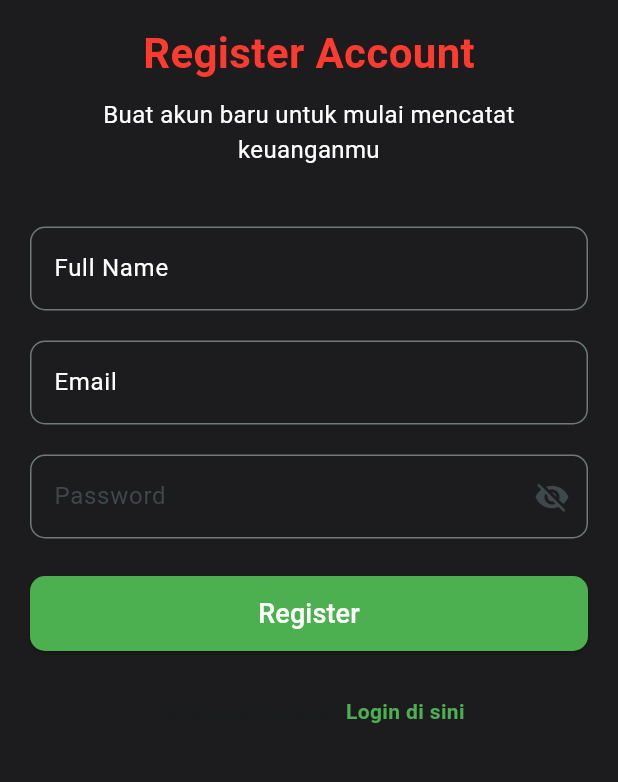
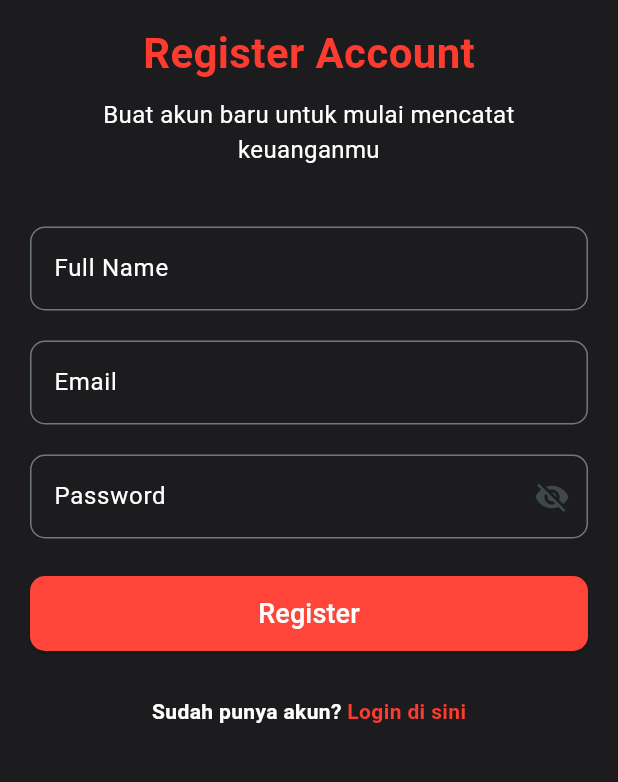
Before and after one commit to raulinsightslab/fintrack, a Flutter app: the screen it shows after launch, after a tap on an icon or button, on a phone screen of 412 x 824 dp, the part 405-1187 px from its top. Run offline on Flutter 3.47's test engine with Material 3 defaults, Android fonts, the phone set to English and light mode, and no system bars; our stand-ins replace fl_chart, lottie, shared_preferences, sqflite; accounts and stored records are empty.

Commit message:
selesai (warna perlu direvisi dikit)

```diff
--- a/lib/splash_screen/splash.dart
+++ b/lib/splash_screen/splash.dart
@@ -3,6 +3,7 @@ import 'package:fintrack/sharepreferenced/preferences.dart';
 import 'package:fintrack/views/dashboard.dart';
 import 'package:fintrack/views/login.dart';
 import 'package:flutter/material.dart';
+import 'package:lottie/lottie.dart';
 
 class Day16SplashScreen extends StatefulWidget {
   const Day16SplashScreen({super.key});
@@ -43,9 +44,10 @@ class _Day16SplashScreenState extends State<Day16SplashScreen> {
           child: Column(
             mainAxisAlignment: MainAxisAlignment.center,
             children: [
-              Image.asset("assets/image/logo_faztrack.png"),
+              // Image.asset("assets/image/logo_faztrack.png"),
+              Lottie.asset("assets/lottie/Piggy_Bank.json", height: 250),
               SizedBox(height: 20),
-              // Text("Welcome"),
+              Text("Fintrack"),
             ],
           ),
         ),
--- a/lib/views/login.dart
+++ b/lib/views/login.dart
@@ -1,8 +1,10 @@
 import 'package:fintrack/extension/navigation.dart';
 import 'package:fintrack/sqflite/db_helper.dart';
+import 'package:fintrack/utils/app_color.dart';
 import 'package:fintrack/views/register.dart';
 import 'package:fintrack/widget/botbar.dart';
 import 'package:flutter/material.dart';
+import 'package:lottie/lottie.dart';
 
 class LoginPage extends StatefulWidget {
   const LoginPage({super.key});
@@ -20,15 +22,16 @@ class _LoginPageState extends State<LoginPage> {
   @override
   Widget build(BuildContext context) {
     return Scaffold(
-      backgroundColor: Colors.white,
+      backgroundColor: AppColor.background,
       body: Center(
         child: SingleChildScrollView(
           padding: const EdgeInsets.all(20),
           child: Column(
             crossAxisAlignment: CrossAxisAlignment.center,
             children: [
-              // Logo
-              Image.asset("assets/image/logo_faztrack.png", height: 120),
+              // // Logo
+              // Image.asset("assets/image/logo_faztrack.png", height: 120),
+              Lottie.asset("assets/lottie/Piggy_Bank.json", height: 200),
               SizedBox(height: 20),
               // Title
               Text(
@@ -36,15 +39,15 @@ class _LoginPageState extends State<LoginPage> {
                 style: TextStyle(
                   fontSize: 32,
                   fontWeight: FontWeight.bold,
-                  color: Colors.green,
+                  color: AppColor.expense,
                 ),
               ),
               const SizedBox(height: 8),
               // Subtitle
               Text(
-                "Setiap Rupiah Tercatat,\nMasa Depan Terencana",
+                "Track Money,\nShape Your Future",
                 textAlign: TextAlign.center,
-                style: TextStyle(fontSize: 16, color: Colors.grey),
+                style: TextStyle(fontSize: 16, color: AppColor.textPrimary),
               ),
               const SizedBox(height: 40),
 
@@ -53,8 +56,10 @@ class _LoginPageState extends State<LoginPage> {
                 controller: _emailController,
                 decoration: InputDecoration(
                   labelText: "Email",
+                  labelStyle: TextStyle(color: AppColor.textPrimary),
                   hintText: "Enter Your Email",
                   border: OutlineInputBorder(
+                    borderSide: BorderSide(color: AppColor.textPrimary),
                     borderRadius: BorderRadius.circular(10),
                   ),
                 ),
@@ -67,6 +72,7 @@ class _LoginPageState extends State<LoginPage> {
                 obscureText: _obscurePassword,
                 decoration: InputDecoration(
                   labelText: "Password",
+                  labelStyle: TextStyle(color: AppColor.textPrimary),
                   hintText: "Enter Your Password",
                   border: OutlineInputBorder(
                     borderRadius: BorderRadius.circular(10),
@@ -93,7 +99,7 @@ class _LoginPageState extends State<LoginPage> {
                 height: 50,
                 child: ElevatedButton(
                   style: ElevatedButton.styleFrom(
-                    backgroundColor: Colors.green,
+                    backgroundColor: AppColor.button,
                     shape: RoundedRectangleBorder(
                       borderRadius: BorderRadius.circular(10),
                     ),
@@ -132,18 +138,18 @@ class _LoginPageState extends State<LoginPage> {
                   },
                   child: const Text(
                     "Login",
-                    style: TextStyle(fontSize: 18, color: Colors.white),
+                    style: TextStyle(fontSize: 18, color: AppColor.textPrimary),
                   ),
                 ),
               ),
-              const SizedBox(height: 30),
+              SizedBox(height: 30),
 
               // Or continue with
-              const Text(
+              Text(
                 "Or continue with",
-                style: TextStyle(color: Colors.grey),
+                style: TextStyle(color: AppColor.textPrimary),
               ),
-              const SizedBox(height: 15),
+              SizedBox(height: 15),
 
               // Social Buttons
               Row(
@@ -156,7 +162,7 @@ class _LoginPageState extends State<LoginPage> {
                   _socialButton("assets/image/icon_twitter.png"),
                 ],
               ),
-              const SizedBox(height: 30),
+              SizedBox(height: 30),
 
               Center(
                 child: TextButton(
@@ -168,12 +174,12 @@ class _LoginPageState extends State<LoginPage> {
                       children: [
                         TextSpan(
                           text: "Don't have an account? ",
-                          style: TextStyle(color: Colors.black),
+                          style: TextStyle(color: AppColor.textPrimary),
                         ),
                         TextSpan(
                           text: "Register here",
                           style: TextStyle(
-                            color: Colors.green,
+                            color: AppColor.expense,
                             fontWeight: FontWeight.bold,
                           ),
                         ),
--- a/lib/views/register.dart
+++ b/lib/views/register.dart
@@ -28,7 +28,7 @@ class _RegisterPageState extends State<RegisterPage> {
       backgroundColor: AppColor.background,
       body: Center(
         child: SingleChildScrollView(
-          padding: const EdgeInsets.all(20),
+          padding: EdgeInsets.all(20),
           child: Form(
             key: _formKey,
             child: Column(
@@ -101,6 +101,7 @@ class _RegisterPageState extends State<RegisterPage> {
                   obscureText: _obscurePassword,
                   decoration: InputDecoration(
                     labelText: "Password",
+                    labelStyle: TextStyle(color: AppColor.textPrimary),
                     hintText: "Enter your password",
                     border: OutlineInputBorder(
                       borderRadius: BorderRadius.circular(10),
@@ -130,7 +131,7 @@ class _RegisterPageState extends State<RegisterPage> {
                   height: 50,
                   child: ElevatedButton(
                     style: ElevatedButton.styleFrom(
-                      backgroundColor: Colors.green,
+                      backgroundColor: AppColor.button,
                       shape: RoundedRectangleBorder(
                         borderRadius: BorderRadius.circular(10),
                       ),
@@ -194,7 +195,10 @@ class _RegisterPageState extends State<RegisterPage> {
                     },
                     child: Text(
                       "Register",
-                      style: TextStyle(fontSize: 18, color: Colors.white),
+                      style: TextStyle(
+                        fontSize: 18,
+                        color: AppColor.textPrimary,
+                      ),
                     ),
                   ),
                 ),
@@ -204,7 +208,13 @@ class _RegisterPageState extends State<RegisterPage> {
                 Row(
                   mainAxisAlignment: MainAxisAlignment.center,
                   children: [
-                    const Text("Sudah punya akun? "),
+                    Text(
+                      "Sudah punya akun? ",
+                      style: TextStyle(
+                        color: AppColor.textPrimary,
+                        fontWeight: FontWeight.bold,
+                      ),
+                    ),
                     GestureDetector(
                       onTap: () {
                         Navigator.pop(context);
@@ -212,7 +222,7 @@ class _RegisterPageState extends State<RegisterPage> {
                       child: const Text(
                         "Login di sini",
                         style: TextStyle(
-                          color: Colors.green,
+                          color: AppColor.expense,
                           fontWeight: FontWeight.bold,
                         ),
                       ),
```
